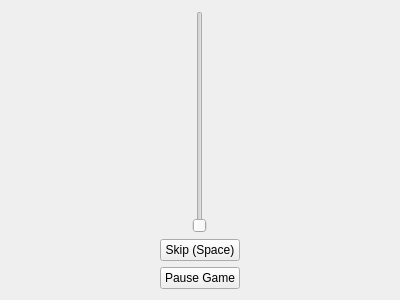
Qt form player.ui (tdauth/gustavsfairyland) before a commit.
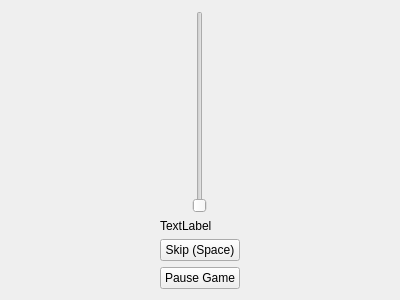
The same form after that commit.

Commit message: CPack release stuff, clip dialogs to load clip packages, descriptions with text construction, Desktop file

What changed in the file:
```diff
--- a/player.ui
+++ b/player.ui
@@ -28,7 +28,7 @@
      </item>
     </layout>
    </item>
-   <item row="1" column="0">
+   <item row="2" column="0">
     <widget class="QPushButton" name="skipPushButton">
      <property name="text">
       <string>Skip (Space)</string>
@@ -38,13 +38,20 @@
      </property>
     </widget>
    </item>
-   <item row="2" column="0">
+   <item row="3" column="0">
     <widget class="QPushButton" name="pausePushButton">
      <property name="text">
       <string>Pause Game</string>
      </property>
     </widget>
    </item>
+   <item row="1" column="0">
+    <widget class="QLabel" name="descriptionLabel">
+     <property name="text">
+      <string>TextLabel</string>
+     </property>
+    </widget>
+   </item>
   </layout>
  </widget>
  <resources/>
```
The commit also changes 25 other files.
